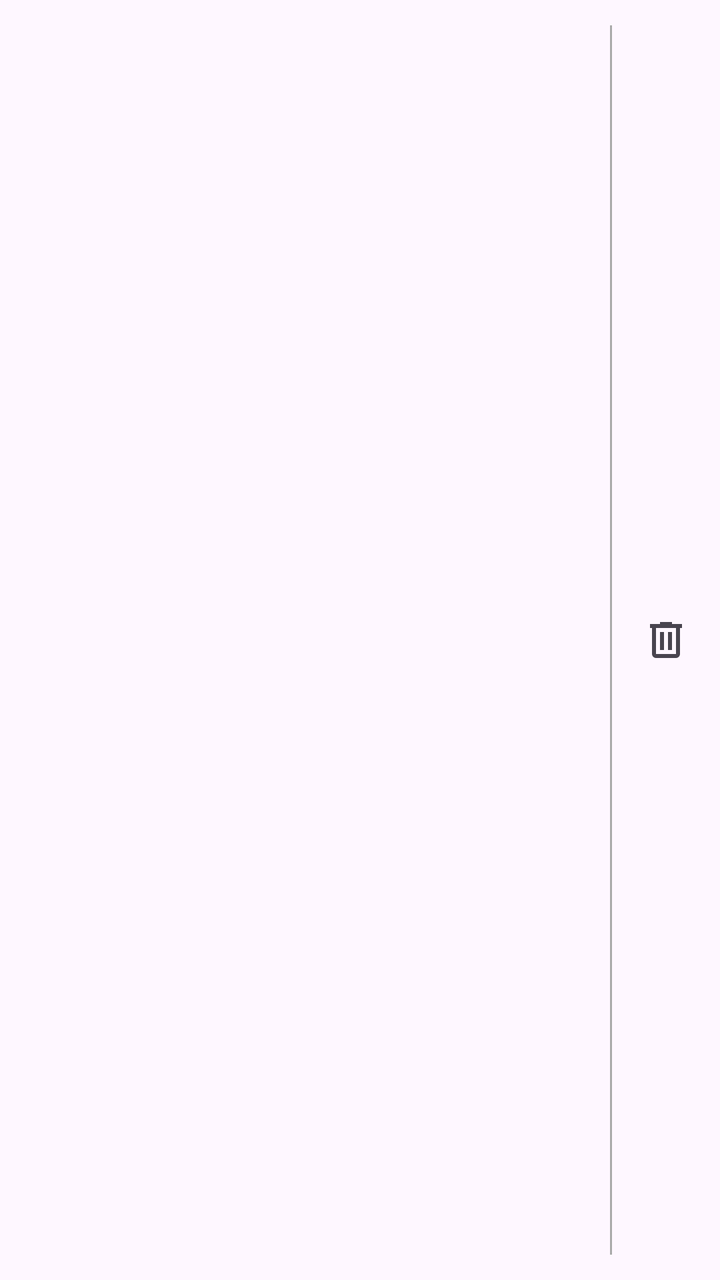
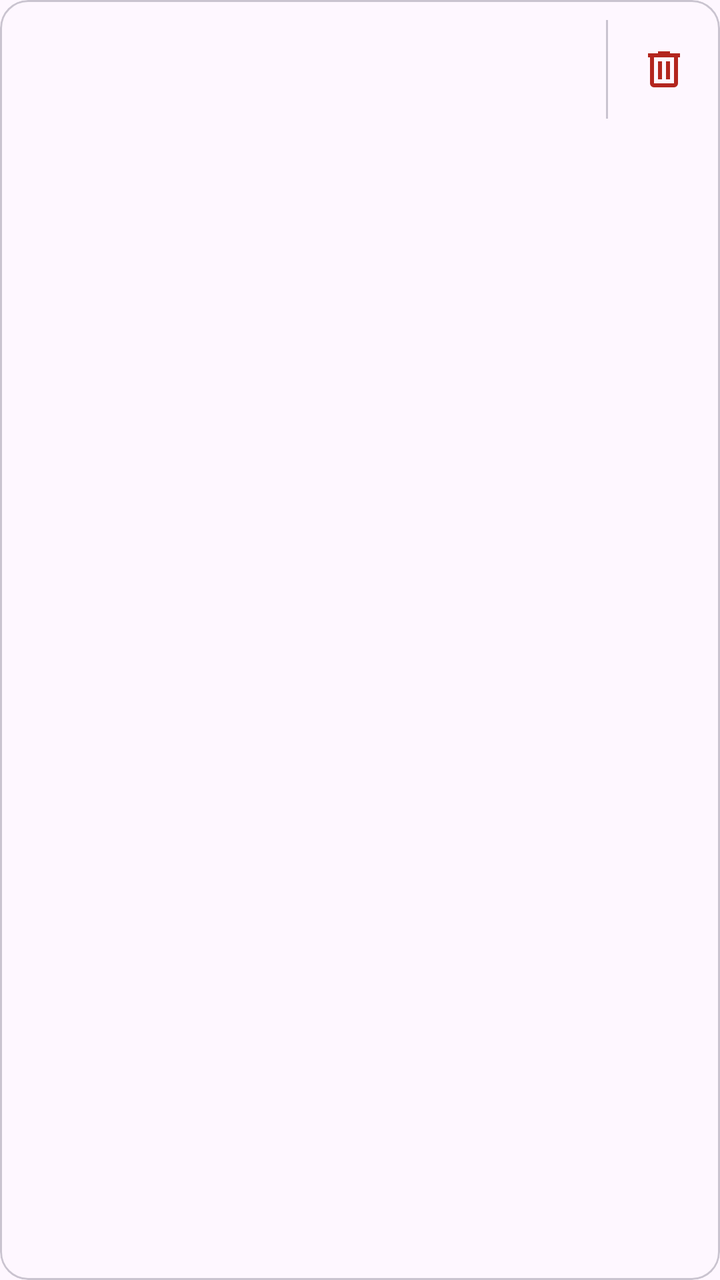

Two renders of the same Android screen: before a commit and after it. Below are the layout's source before the change and the commit's diff.
<!-- AndroidManifest.xml: application theme Theme.AzokleAuth.Launch -->
<!-- res/layout/card_icon_pack.xml -->
<?xml version="1.0" encoding="utf-8"?>
<LinearLayout xmlns:android="http://schemas.android.com/apk/res/android"
    android:layout_width="match_parent"
    android:layout_height="wrap_content"
    android:orientation="horizontal">

    <LinearLayout
        android:id="@+id/button_edit"
        android:layout_width="0dp"
        android:layout_height="wrap_content"
        android:layout_weight="1"
        android:clickable="true"
        android:focusable="true"
        android:orientation="horizontal"
        android:paddingStart="10dp"
        android:paddingEnd="10dp"
        android:paddingTop="12.5dp"
        android:paddingBottom="12.5dp"
        android:foreground="?android:attr/selectableItemBackground">

        <LinearLayout
            android:layout_width="0dp"
            android:layout_height="wrap_content"
            android:layout_weight="1"
            android:orientation="vertical">

            <TextView
                android:id="@+id/text_icon_pack_name"
                android:layout_width="wrap_content"
                android:layout_height="wrap_content"
                android:textSize="16sp"
                android:textColor="?android:attr/textColorPrimary" />

            <TextView
                android:id="@+id/text_icon_pack_info"
                android:layout_width="wrap_content"
                android:layout_height="wrap_content"
                android:textSize="14sp"
                android:textAppearance="@style/TextAppearance.Material3.BodySmall" />

        </LinearLayout>

    </LinearLayout>

    <View
        android:layout_width="1dp"
        android:layout_height="match_parent"
        android:background="@android:color/darker_gray"
        android:paddingStart="15dp"
        android:paddingEnd="15dp"
        android:layout_marginTop="12.5dp"
        android:layout_marginBottom="12.5dp"/>

    <ImageView
        android:id="@+id/button_delete"
        android:layout_width="wrap_content"
        android:layout_height="match_parent"
        android:clickable="true"
        android:focusable="true"
        android:foreground="?android:attr/selectableItemBackground"
        android:paddingStart="15dp"
        android:paddingTop="12.5dp"
        android:paddingEnd="15dp"
        android:paddingBottom="12.5dp"
        android:src="@drawable/ic_outline_delete_24" />

</LinearLayout>
<!-- resources referenced by this layout -->
<resources>
  <!-- drawable ic_outline_delete_24 (drawable) -->
  <vector xmlns:android="http://schemas.android.com/apk/res/android"
      android:width="24dp"
      android:height="24dp"
      android:tint="?attr/colorControlNormal"
      android:viewportWidth="960"
      android:viewportHeight="960">
      <path
          android:fillColor="@android:color/white"
          android:pathData="M280,840Q247,840 223.5,816.5Q200,793 200,760L200,240L160,240L160,160L360,160L360,120L600,120L600,160L800,160L800,240L760,240L760,760Q760,793 736.5,816.5Q713,840 680,840L280,840ZM680,240L280,240L280,760Q280,760 280,760Q280,760 280,760L680,760Q680,760 680,760Q680,760 680,760L680,240ZM360,680L440,680L440,320L360,320L360,680ZM520,680L600,680L600,320L520,320L520,680ZM280,240L280,240L280,760Q280,760 280,760Q280,760 280,760L280,760Q280,760 280,760Q280,760 280,760L280,240Z" />
  </vector>
  <style name="Theme.AzokleAuth.Launch" parent="Theme.Material3.DayNight.NoActionBar">
          
          <item name="colorPrimary">@color/md_theme_light_primary</item>
          <item name="android:windowDrawsSystemBarBackgrounds">true</item>
          <item name="android:statusBarColor">@android:color/transparent</item>
      </style>
  <color name="md_theme_light_primary">#2b5bb5</color>
</resources>

<!-- the commit's change to res/layout/card_icon_pack.xml (unified diff, before → after) -->
@@ -1,67 +1,80 @@
 <?xml version="1.0" encoding="utf-8"?>
-<LinearLayout xmlns:android="http://schemas.android.com/apk/res/android"
+<com.google.android.material.card.MaterialCardView xmlns:android="http://schemas.android.com/apk/res/android"
+    xmlns:app="http://schemas.android.com/apk/res-auto"
     android:layout_width="match_parent"
     android:layout_height="wrap_content"
-    android:orientation="horizontal">
+    android:layout_marginBottom="8dp"
+    android:layout_marginHorizontal="4dp"
+    app:cardCornerRadius="14dp"
+    app:cardElevation="0dp"
+    app:strokeColor="?attr/colorOutlineVariant"
+    app:strokeWidth="1dp"
+    style="@style/Widget.Material3.CardView.Outlined">
 
     <LinearLayout
-        android:id="@+id/button_edit"
-        android:layout_width="0dp"
+        android:layout_width="match_parent"
         android:layout_height="wrap_content"
-        android:layout_weight="1"
-        android:clickable="true"
-        android:focusable="true"
-        android:orientation="horizontal"
-        android:paddingStart="10dp"
-        android:paddingEnd="10dp"
-        android:paddingTop="12.5dp"
-        android:paddingBottom="12.5dp"
-        android:foreground="?android:attr/selectableItemBackground">
+        android:orientation="horizontal">
 
         <LinearLayout
+            android:id="@+id/button_edit"
             android:layout_width="0dp"
             android:layout_height="wrap_content"
             android:layout_weight="1"
-            android:orientation="vertical">
+            android:clickable="true"
+            android:focusable="true"
+            android:orientation="horizontal"
+            android:paddingStart="16dp"
+            android:paddingEnd="16dp"
+            android:paddingTop="14dp"
+            android:paddingBottom="14dp"
+            android:stateListAnimator="@animator/button_press_scale"
+            android:foreground="?android:attr/selectableItemBackground">
 
-            <TextView
-                android:id="@+id/text_icon_pack_name"
-                android:layout_width="wrap_content"
+            <LinearLayout
+                android:layout_width="0dp"
                 android:layout_height="wrap_content"
-                android:textSize="16sp"
-                android:textColor="?android:attr/textColorPrimary" />
+                android:layout_weight="1"
+                android:orientation="vertical">
 
-            <TextView
-                android:id="@+id/text_icon_pack_info"
-                android:layout_width="wrap_content"
-                android:layout_height="wrap_content"
-                android:textSize="14sp"
-                android:textAppearance="@style/TextAppearance.Material3.BodySmall" />
+                <TextView
+                    android:id="@+id/text_icon_pack_name"
+                    android:layout_width="wrap_content"
+                    android:layout_height="wrap_content"
+                    android:textSize="16sp"
+                    android:textStyle="bold"
+                    android:textColor="?attr/colorOnBackground" />
+
+                <TextView
+                    android:id="@+id/text_icon_pack_info"
+                    android:layout_width="wrap_content"
+                    android:layout_height="wrap_content"
+                    android:layout_marginTop="2dp"
+                    android:textSize="13sp"
+                    android:textColor="?attr/colorOnSurfaceVariant" />
+
+            </LinearLayout>
 
         </LinearLayout>
 
+        <View
+            android:layout_width="1dp"
+            android:layout_height="match_parent"
+            android:background="?attr/colorOutlineVariant"
+            android:layout_marginVertical="10dp"/>
+
+        <ImageView
+            android:id="@+id/button_delete"
+            android:layout_width="wrap_content"
+            android:layout_height="match_parent"
+            android:clickable="true"
+            android:focusable="true"
+            android:stateListAnimator="@animator/button_press_scale"
+            android:foreground="?android:attr/selectableItemBackground"
+            android:paddingHorizontal="16dp"
+            android:paddingVertical="14dp"
+            app:tint="?attr/colorError"
+            android:src="@drawable/ic_outline_delete_24" />
+
     </LinearLayout>
-
-    <View
-        android:layout_width="1dp"
-        android:layout_height="match_parent"
-        android:background="@android:color/darker_gray"
-        android:paddingStart="15dp"
-        android:paddingEnd="15dp"
-        android:layout_marginTop="12.5dp"
-        android:layout_marginBottom="12.5dp"/>
-
-    <ImageView
-        android:id="@+id/button_delete"
-        android:layout_width="wrap_content"
-        android:layout_height="match_parent"
-        android:clickable="true"
-        android:focusable="true"
-        android:foreground="?android:attr/selectableItemBackground"
-        android:paddingStart="15dp"
-        android:paddingTop="12.5dp"
-        android:paddingEnd="15dp"
-        android:paddingBottom="12.5dp"
-        android:src="@drawable/ic_outline_delete_24" />
-
-</LinearLayout>
+</com.google.android.material.card.MaterialCardView>
